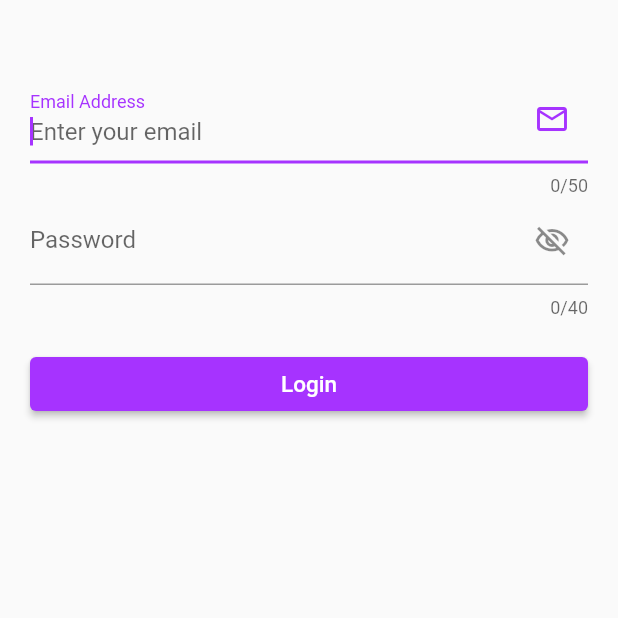
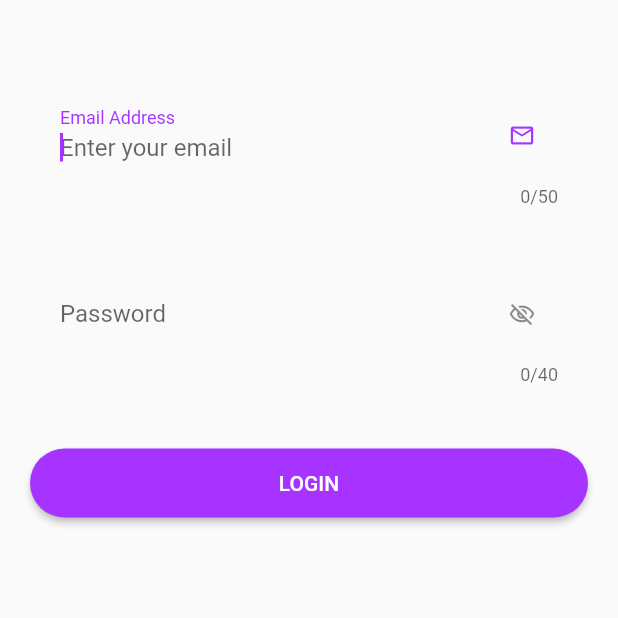
Before and after one commit to Nishith-Savla/ByePass-Password-Manager, a Flutter app: the screen it shows after launch, on a phone screen of 412 x 824 dp, the top half of it. Run offline on Flutter 3.47's test engine with Material 2 defaults, Android fonts, the phone set to English and light mode, and no system bars; our stand-ins replace flutter_dotenv.

Commit message:
:sparkles: Replace default widgets with custom widgets
Replace TextField and Button with RoundedTextField and RoundedButton respectively.
Also add custom labels to display errors of validator.

```diff
--- a/lib/pages/login.dart
+++ b/lib/pages/login.dart
@@ -1,6 +1,7 @@
 import 'package:flutter/material.dart';
-
-import '../utils.dart';
+import 'package:password_manager/components/rounded_button.dart';
+import 'package:password_manager/components/rounded_textfield.dart';
+import 'package:password_manager/utils.dart' show emailRegex;
 
 class Login extends StatefulWidget {
   const Login({Key? key}) : super(key: key);
@@ -12,7 +13,7 @@ class Login extends StatefulWidget {
 extension Validator on String {
   bool isValidEmail() => RegExp(emailRegex).hasMatch(this);
 
-  String? validatePassword() {
+  String validatePassword() {
     final _errorMessage = StringBuffer();
 
     if (length < 8) {
@@ -33,14 +34,18 @@ extension Validator on String {
 
     return _errorMessage.toString().isNotEmpty
         ? 'Password must contain:\n' + _errorMessage.toString()
-        : null;
+        : '';
   }
 }
 
 class _LoginState extends State<Login> {
   final _formKey = GlobalKey<FormState>();
+  final _emailFocusNode = FocusNode();
+  final _passwordFocusNode = FocusNode();
   String _email = "";
   String _password = "";
+  String _emailErrorMessage = "";
+  String _passwordErrorMessage = "";
   bool _isPasswordVisible = true;
 
   bool _validate() {
@@ -64,57 +69,71 @@ class _LoginState extends State<Login> {
           child: Column(
             crossAxisAlignment: CrossAxisAlignment.stretch,
             children: [
-              TextFormField(
+              RoundedTextField(
                 autovalidateMode: AutovalidateMode.onUserInteraction,
-                decoration: const InputDecoration(
+                focusNode: _emailFocusNode,
                 labelText: 'Email Address',
                 hintText: 'Enter your email',
-                  suffixIcon: Icon(Icons.mail_outline_outlined),
-                ),
+                suffixIcon: IconButton(
+                    icon: const Icon(Icons.email_outlined),
+                    onPressed: () => _emailFocusNode.requestFocus()),
                 keyboardType: TextInputType.emailAddress,
                 autofocus: true,
                 autofillHints: const [AutofillHints.email],
                 maxLength: 50,
-                validator: (email) => email!.isValidEmail()
-                    ? null
-                    : "Please enter a valid email address",
+                validator: (email) {
+                  WidgetsBinding.instance!.addPostFrameCallback((_) {
+                    setState(() => _emailErrorMessage = email!.isValidEmail()
+                        ? ""
+                        : "Please enter a valid email address");
+                  });
+                },
                 onSaved: (email) => _email = email!,
               ),
-              TextFormField(
+              Text(_emailErrorMessage),
+              RoundedTextField(
                 autovalidateMode: AutovalidateMode.onUserInteraction,
+                focusNode: _passwordFocusNode,
                 obscureText: _isPasswordVisible,
-                decoration: InputDecoration(
                 labelText: 'Password',
                 hintText: 'Enter your password',
                 suffixIcon: IconButton(
-                      onPressed: () => setState(
-                          () => _isPasswordVisible = !_isPasswordVisible),
+                    onPressed: () {
+                      setState(() => _isPasswordVisible = !_isPasswordVisible);
+                      _passwordFocusNode.requestFocus();
+                    },
                     icon: Icon(_isPasswordVisible
                         ? Icons.visibility_off_outlined
                         : Icons.visibility_outlined)),
-                ),
                 keyboardType: TextInputType.visiblePassword,
                 autofillHints: const [AutofillHints.password],
                 maxLength: 40,
-                validator: (password) => password!.validatePassword(),
+                validator: (password) {
+                  WidgetsBinding.instance!.addPostFrameCallback((_) {
+                    setState(() =>
+                        _passwordErrorMessage = password!.validatePassword());
+                  });
+                },
                 onSaved: (password) => _password = password!,
               ),
-              Padding(
-                padding: const EdgeInsets.symmetric(vertical: 20.0),
-                child: ElevatedButton(
+              Text(_passwordErrorMessage),
+              RoundedButton(
+                text: "LOGIN",
                 onPressed: () => _validate(),
-                  child: const Text(
-                    'Login',
-                    style: TextStyle(
-                      fontSize: 15.0,
               ),
-                  ),
-                ),
-              )
             ],
           ),
         ),
       ),
     );
   }
+
+  @override
+  void dispose() {
+    // Clean up the focus node when the Form is disposed.
+    _emailFocusNode.dispose();
+    _passwordFocusNode.dispose();
+
+    super.dispose();
   }
+}
```
Lines whose indentation alone changed are shown as unchanged.
